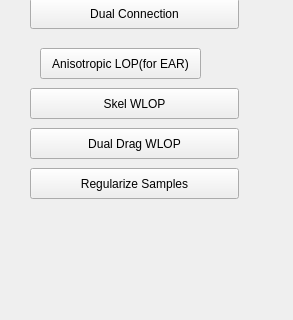
The window that point-cloud-2015/UI/para_wlop.ui (sunwaylive/Point-Cloud-Processing-2015) describes before a commit, drawn with Qt 5; both pictures show x 0 to 293 and y 492 to 812 of the 293 by 812 pixel window.
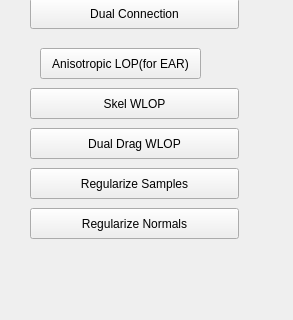
The same window after the commit.

Commit message: added regularize normals

Diff of the .ui file:
```diff
--- a/point-cloud-2015/UI/para_wlop.ui
+++ b/point-cloud-2015/UI/para_wlop.ui
@@ -298,6 +298,19 @@
     <string>Regularize Samples</string>
    </property>
   </widget>
+  <widget class="QPushButton" name="regularize_normals">
+   <property name="geometry">
+    <rect>
+     <x>30</x>
+     <y>700</y>
+     <width>209</width>
+     <height>31</height>
+    </rect>
+   </property>
+   <property name="text">
+    <string>Regularize Normals</string>
+   </property>
+  </widget>
  </widget>
  <resources/>
  <connections/>
```
The commit also changes 8 other files.
